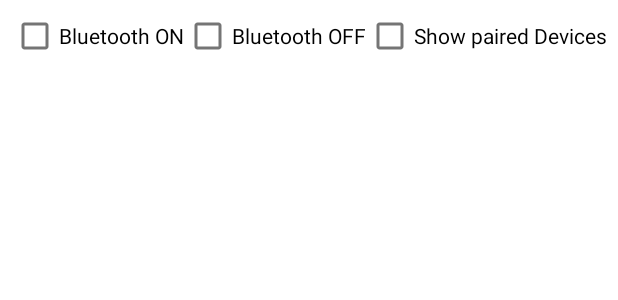
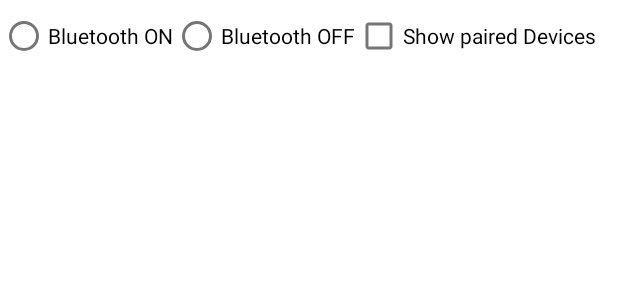
Before and after one commit to SW0929/Smart_Mask_Project, an Android app: the layout setting_fragment.xml on its own in the app's theme, with its tools: preview values and no code run, on a phone screen of 412 x 824 dp. Shown: the top 300 px of the screen. Run offline under Robolectric (Android 15) with nearby library versions, the phone set to English and light mode, and no system bars.

Commit message:
05/17/23_01

```diff
--- a/app/build.gradle
+++ b/app/build.gradle
@@ -37,6 +37,7 @@ android {
 
 dependencies {
 
+    implementation 'androidx.recyclerview:recyclerview:1.3.0'
     implementation 'androidx.fragment:fragment-ktx:1.5.7'
     implementation 'androidx.viewpager2:viewpager2:1.0.0'
     implementation 'androidx.core:core-ktx:1.7.0'
--- a/app/src/main/java/com/bliss/csc/smart_mask_sw9909/MainActivity.kt
+++ b/app/src/main/java/com/bliss/csc/smart_mask_sw9909/MainActivity.kt
@@ -32,6 +32,8 @@ class MainActivity : AppCompatActivity() {
             tab.text = textList[position]
             tab.setIcon(iconList[position])
         }.attach()
+
+
 
 /*
         //tabLayout 객체 생성 및 탭 버튼 생성 코드
--- /dev/null
+++ b/app/src/main/java/com/bliss/csc/smart_mask_sw9909/fragment/recyclerview/recyclerViewData.kt
@@ -0,0 +1,5 @@
+package com.bliss.csc.smart_mask_sw9909.fragment.recyclerview
+
+data class recyclerViewData(
+    val name: String
+)
--- a/app/src/main/res/layout/setting_fragment.xml
+++ b/app/src/main/res/layout/setting_fragment.xml
@@ -1,33 +1,49 @@
 <?xml version="1.0" encoding="utf-8"?>
 <LinearLayout xmlns:android="http://schemas.android.com/apk/res/android"
+    xmlns:app="http://schemas.android.com/apk/res-auto"
     android:layout_width="match_parent"
     android:layout_height="match_parent"
-    android:orientation="vertical"
-    xmlns:app="http://schemas.android.com/apk/res-auto">
+    android:orientation="vertical">
 
     <LinearLayout
-        android:orientation="horizontal"
         android:layout_width="match_parent"
-        android:gravity="center"
-        android:layout_height="wrap_content">
+        android:layout_height="wrap_content"
+        android:orientation="horizontal">
+
+        <RadioGroup
+            android:id="@+id/radioGroup"
+            android:layout_width="wrap_content"
+            android:layout_height="wrap_content"
+            android:orientation="horizontal">
+
+            <RadioButton
+                android:id="@+id/onRadioButton"
+                android:layout_width="wrap_content"
+                android:layout_height="wrap_content"
+                android:text="Bluetooth ON" />
+
+            <RadioButton
+                android:id="@+id/offRadioButton"
+                android:layout_width="wrap_content"
+                android:layout_height="wrap_content"
+                android:text="Bluetooth OFF" />
+
+        </RadioGroup>
 
         <CheckBox
-            android:text="Bluetooth ON"
-            android:layout_width="wrap_content"
-            android:layout_height="wrap_content"/>
-        <CheckBox
-            android:text="Bluetooth OFF"
-            android:layout_width="wrap_content"
-            android:layout_height="wrap_content"/>
-        <CheckBox
-            android:text="Show paired Devices"
-            android:layout_width="wrap_content"
-            android:layout_height="wrap_content"/>
+            android:id="@+id/spdCheckBox"
+            android:layout_width="match_parent"
+            android:layout_height="wrap_content"
+            android:text="Show paired Devices" />
     </LinearLayout>
 
-    <ListView
+
+    <androidx.recyclerview.widget.RecyclerView
+        android:id="@+id/devicesRecyclerView"
+        android:layout_width="match_parent"
+        android:layout_height="wrap_content"
         android:layout_weight="9"
-        android:layout_width="match_parent"
-        android:layout_height="wrap_content"/>
+        android:background="@color/black"
+        android:visibility="invisible" />
 
 </LinearLayout>
```
Also changed, not shown: app/src/main/java/com/bliss/csc/smart_mask_sw9909/fragment/SettingFragment.kt (+44 -0 lines), app/src/main/java/com/bliss/csc/smart_mask_sw9909/fragment/recyclerview/MyAdapter.kt (added, +34 -0 lines), app/src/main/java/com/bliss/csc/smart_mask_sw9909/fragment/recyclerview/MyViewHolder.kt (added, +8 -0 lines), app/src/main/res/layout/item_main.xml (added, +17 -0 lines).
